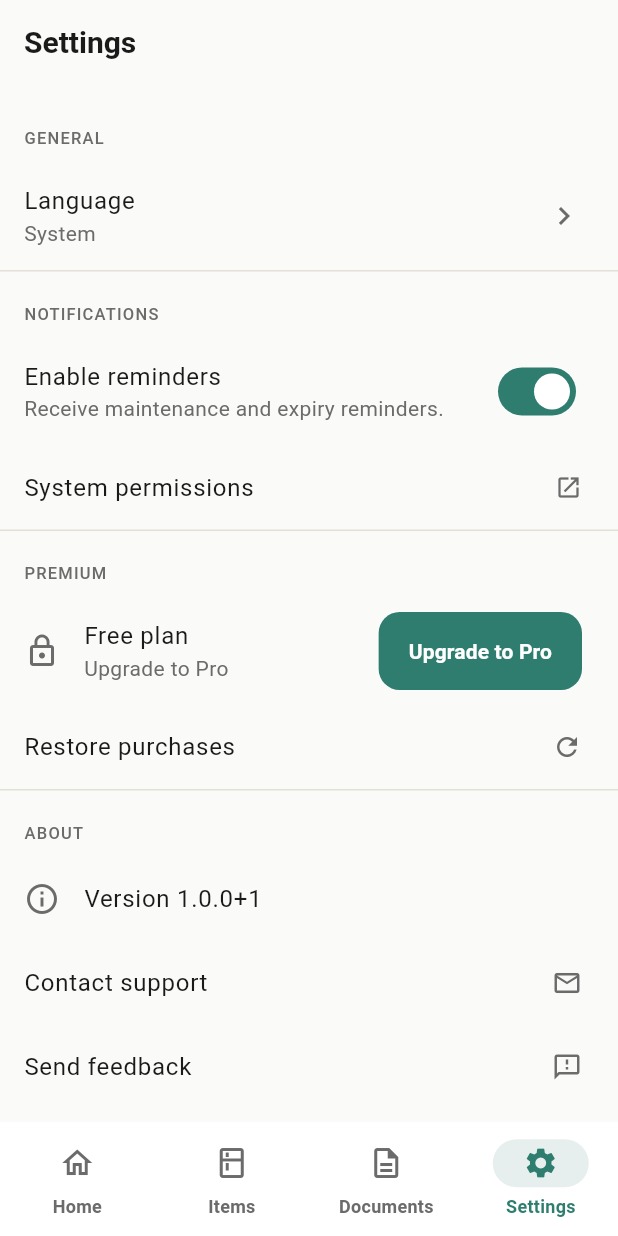
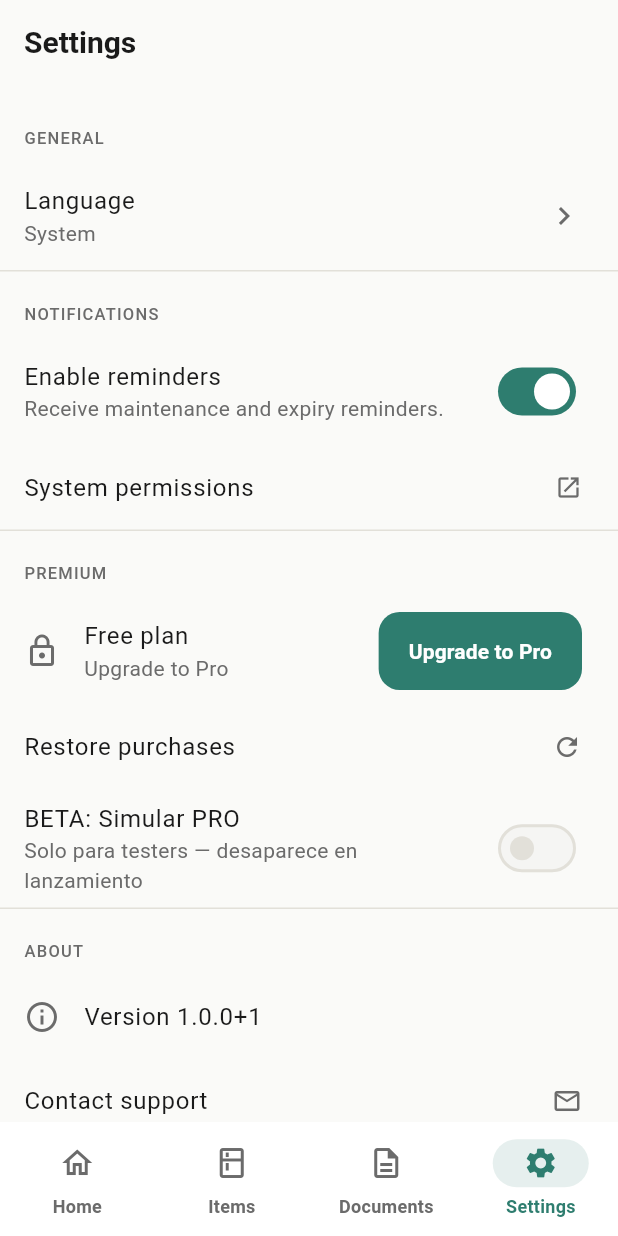
Before and after one commit to Darumo92/housekeep, a Flutter app: the SettingsScreen screen opened by its route, on a phone screen of 412 x 824 dp. Run offline on Flutter 3.47's test engine with Material 3 defaults, Android fonts, the phone set to English and light mode, and no system bars; our stand-ins replace drift, firebase_core, firebase_crashlytics, flutter_local_notifications, flutter_riverpod, flutter_timezone and 6 more; missing offline and left inert: app_settings, home_widget, purchases_flutter; accounts and stored records are empty; generated files the repository leaves out were written again; statements that could not run were skipped.

Commit message:
feat(beta): expose pro toggle in release builds via betaShowProToggle flag
Allows testers to preview PRO-gated features (widget, multiple alerts,
unlimited items/docs) without a real purchase. Flag lives in
AppConstants — set to false before public launch.

Co-Authored-By: Claude Opus 4.7 <noreply@anthropic.com>

```diff
--- a/lib/core/constants/app_constants.dart
+++ b/lib/core/constants/app_constants.dart
@@ -5,6 +5,11 @@ class AppConstants {
   static const int freeDocumentsLimit = 3;
   static const String bundleId = 'com.housekeep.app';
   static const String entitlementId = 'housekeep_pro';
+
+  /// Pre-launch beta flag: exposes the debug PRO toggle in release builds so
+  /// testers can preview gated features without a real purchase. Set to
+  /// `false` before the public release.
+  static const bool betaShowProToggle = true;
 
   static const String revenueCatAndroidKey = String.fromEnvironment(
     'REVENUECAT_ANDROID_KEY',
--- a/lib/features/settings/settings_screen.dart
+++ b/lib/features/settings/settings_screen.dart
@@ -1,11 +1,11 @@
 import 'package:app_settings/app_settings.dart';
-import 'package:flutter/foundation.dart';
 import 'package:flutter/material.dart';
 import 'package:flutter_riverpod/flutter_riverpod.dart';
 import 'package:go_router/go_router.dart';
 import 'package:package_info_plus/package_info_plus.dart';
 import 'package:url_launcher/url_launcher.dart';
 
+import '../../core/constants/app_constants.dart';
 import '../../core/l10n/generated/app_localizations.dart';
 import '../../data/repositories/purchase_repository.dart';
 import '../../data/repositories/repository_providers.dart';
@@ -78,10 +78,10 @@ class SettingsScreen extends ConsumerWidget {
               trailing: const Icon(Icons.refresh, size: 20),
               onTap: () => _restorePurchases(context, ref),
             ),
-            if (kDebugMode)
+            if (AppConstants.betaShowProToggle)
               SwitchListTile(
-                title: const Text('DEBUG: Simular PRO'),
-                subtitle: const Text('Solo visible en debug builds'),
+                title: const Text('BETA: Simular PRO'),
+                subtitle: const Text('Solo para testers — desaparece en lanzamiento'),
                 value: isProAsync.valueOrNull ?? false,
                 onChanged: (value) {
                   ref
```
